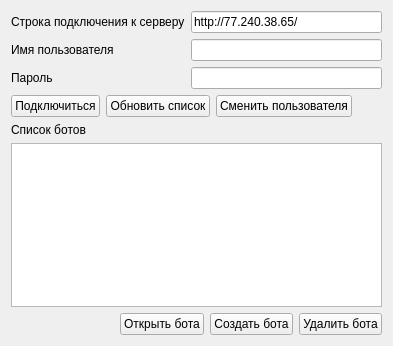
Old version of the form desktop_constructor_app/constructor_app/widgets/login_form.ui in the repository cuttlesystems/simplegram.
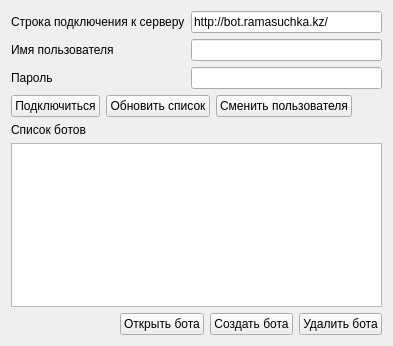
New version of the form.

Commit message: Свойства бота выделены в модель

What changed in the file:
```diff
--- a/desktop_constructor_app/constructor_app/widgets/login_form.ui
+++ b/desktop_constructor_app/constructor_app/widgets/login_form.ui
@@ -26,7 +26,7 @@
      <item row="0" column="1">
       <widget class="QLineEdit" name="server_addr_edit">
        <property name="text">
-        <string>http://77.240.38.65/</string>
+        <string>http://bot.ramasuchka.kz/</string>
        </property>
       </widget>
      </item>
```
The commit also changes 2 other files.
